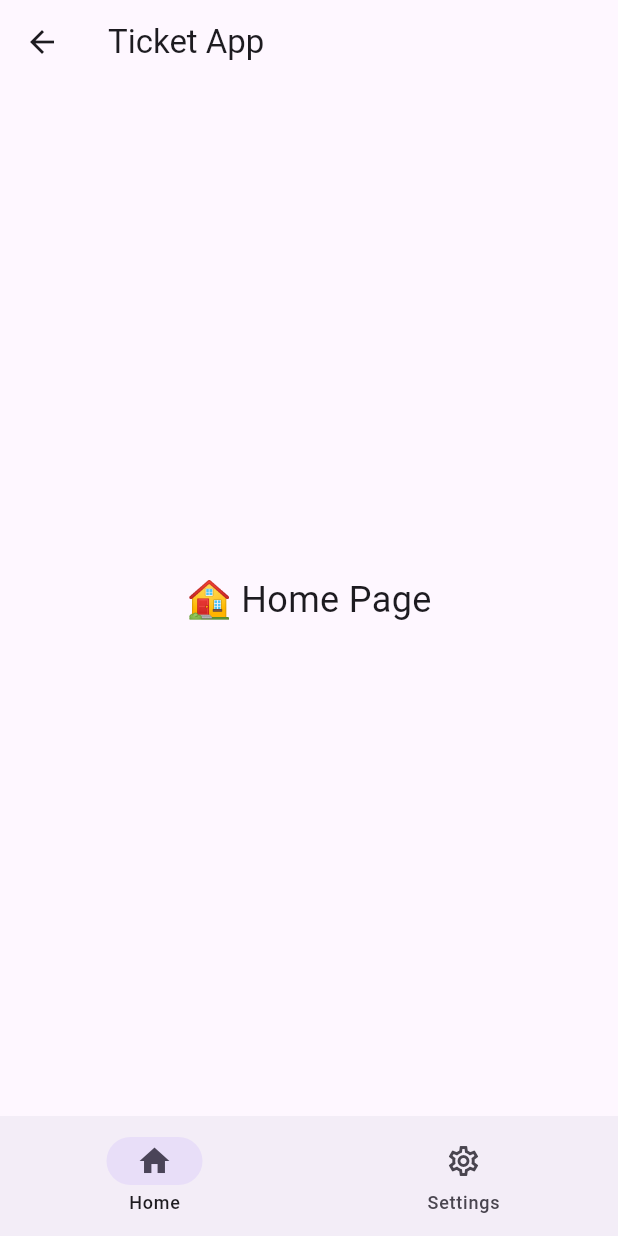
After one commit to Ali1raz/flutter-multipage, a Flutter app: the TicketApp screen opened by its route, on a phone screen of 412 x 824 dp. The commit adds this screen. Run offline on Flutter 3.47's test engine with Material 3 defaults, Android fonts, the phone set to English and light mode, and no system bars.

Commit message:
add ticket app with NavigationBar

```diff
--- a/lib/main.dart
+++ b/lib/main.dart
@@ -3,6 +3,7 @@ import 'package:untitled/pages/flashcard/flashcard_app.dart';
 
 import 'package:untitled/pages/home_screen.dart';
 import 'package:untitled/pages/settings/settings_screen.dart';
+import 'package:untitled/pages/ticket/ticket_app.dart';
 
 void main() {
   runApp(MyApp());
@@ -24,6 +25,7 @@ class MyApp extends StatelessWidget {
         '/': (context) => HomeScreen(),
         '/flashcard': (context) => FlashcardScreen(),
         '/settings': (context) => SettingsScreen(),
+        '/ticket': (context) => TicketApp(),
       },
     );
   }
--- a/lib/pages/base_screen.dart
+++ b/lib/pages/base_screen.dart
@@ -38,6 +38,7 @@ class BaseScreen extends StatelessWidget {
           _buildDrawerItem(context, Icons.home_outlined, "Home", '/', currentRoute),
           _buildDrawerItem(context, Icons.card_giftcard_outlined, "Flashcard", '/flashcard', currentRoute),
           _buildDrawerItem(context, Icons.settings_outlined, "Settings", '/settings', currentRoute),
+          _buildDrawerItem(context, Icons.airplane_ticket_outlined, "Ticket App", '/ticket', currentRoute),
         ],
       ),
     );
--- /dev/null
+++ b/lib/pages/ticket/ticket_app.dart
@@ -0,0 +1,68 @@
+import 'package:flutter/material.dart';
+
+class TicketApp extends StatefulWidget {
+  const TicketApp({super.key});
+
+  @override
+  State<TicketApp> createState() => _TicketAppState();
+}
+
+class _TicketAppState extends State<TicketApp> {
+  int currentPageIndex = 0;
+
+  final List<Widget> _pages = [
+    const HomeScreen2(),
+    const SettingsScreen2()
+  ];
+
+  @override
+  Widget build(BuildContext context) {
+    return Scaffold(
+      appBar: AppBar(title: Text("Ticket App")),
+      body: _pages[currentPageIndex],
+      bottomNavigationBar: NavigationBar(
+        destinations: [
+          NavigationDestination(
+            icon: Icon(Icons.home_outlined),
+            selectedIcon: Icon(Icons.home),
+            label: "Home",
+          ),
+          NavigationDestination(
+            icon: Icon(Icons.settings_outlined),
+            selectedIcon: Icon(Icons.settings),
+            label: "Settings",
+          ),
+        ],
+        selectedIndex: currentPageIndex,
+        onDestinationSelected: (int index) {
+          setState(() {
+            currentPageIndex = index;
+          });
+        },
+      ),
+    );
+  }
+}
+
+class HomeScreen2 extends StatelessWidget {
+  const HomeScreen2({super.key});
+
+  @override
+  Widget build(BuildContext context) {
+    return const Center(
+      child: Text("🏠 Home Page", style: TextStyle(fontSize: 24)),
+    );
+  }
+}
+
+// Settings Page Widget
+class SettingsScreen2 extends StatelessWidget {
+  const SettingsScreen2({super.key});
+
+  @override
+  Widget build(BuildContext context) {
+    return const Center(
+      child: Text("⚙️ Settings Page", style: TextStyle(fontSize: 24)),
+    );
+  }
+}
```
